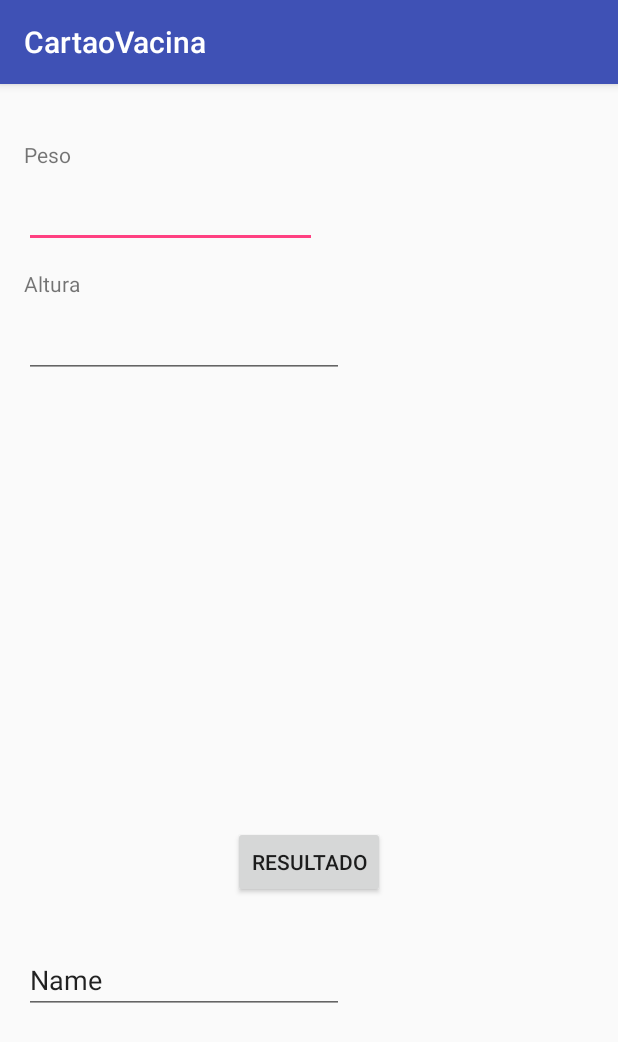
After one commit to brunobpinheiro/CartaoVacina, an Android app: the ImcActivity screen opened directly, with no data from a screen before it, on a phone screen of 412 x 824 dp. The commit adds this screen. Shown: the top 1042 px of the screen. Run offline under Robolectric (Android 15) with nearby library versions, the phone set to English and light mode, and no system bars.

Commit message:
atualização resolver problema na classe banco

```diff
--- a/app/src/main/AndroidManifest.xml
+++ b/app/src/main/AndroidManifest.xml
@@ -39,6 +39,8 @@
                 <category android:name="android.intent.category.LAUNCHER" />
             </intent-filter>
         </activity>
+        <activity android:name=".ListaVacinaActivity" />
+        <activity android:name=".ImcActivity"></activity>
     </application>
 
 </manifest>
--- /dev/null
+++ b/app/src/main/java/com/neri/alexa/cartaovacina/Hospital.java
@@ -0,0 +1,8 @@
+package com.neri.alexa.cartaovacina;
+
+/**
+ * Created by alexa on 19/09/2017.
+ */
+
+public class Hospital {
+}
--- /dev/null
+++ b/app/src/main/java/com/neri/alexa/cartaovacina/ImcActivity.java
@@ -0,0 +1,41 @@
+package com.neri.alexa.cartaovacina;
+
+import android.content.Intent;
+import android.support.v7.app.AppCompatActivity;
+import android.os.Bundle;
+import android.view.View;
+import android.view.View.OnClickListener;
+import android.widget.Button;
+import android.widget.EditText;
+
+public class ImcActivity extends AppCompatActivity {
+
+    private Button btnResultado ;
+    private EditText editPeso;
+    private EditText editAltura;
+    private EditText editResultado;
+
+
+    @Override
+    protected void onCreate(Bundle savedInstanceState) {
+        super.onCreate(savedInstanceState);
+        setContentView(R.layout.activity_imc);
+
+        btnResultado =  (Button) findViewById(R.id.buttonResultado);
+        editPeso =  (EditText) findViewById(R.id.editTextPeso);
+        editAltura =  (EditText)findViewById(R.id.editTextAlrura);
+        editResultado =  (EditText) findViewById(R.id.editTextResultado) ;
+
+        btnResultado.setOnClickListener(new View.OnClickListener() {
+            @Override
+            public void onClick(View v) {
+
+                double peso = Double.parseDouble(editPeso.getText().toString());
+                double altura  = Double.parseDouble(editAltura.getText().toString());
+
+                double resultado =  peso / (altura*altura);
+                editResultado.setText(String.valueOf(resultado));
+            }
+        });
+    }
+}
--- /dev/null
+++ b/app/src/main/java/com/neri/alexa/cartaovacina/ListaVacinaActivity.java
@@ -0,0 +1,13 @@
+package com.neri.alexa.cartaovacina;
+
+import android.support.v7.app.AppCompatActivity;
+import android.os.Bundle;
+
+public class ListaVacinaActivity extends AppCompatActivity {
+
+    @Override
+    protected void onCreate(Bundle savedInstanceState) {
+        super.onCreate(savedInstanceState);
+        setContentView(R.layout.activity_lista_vacina);
+    }
+}
--- a/app/src/main/java/com/neri/alexa/cartaovacina/MainActivity.java
+++ b/app/src/main/java/com/neri/alexa/cartaovacina/MainActivity.java
@@ -15,11 +15,20 @@ public class MainActivity extends AppCompatActivity {
 
 
         Button btnTelaCadastro =  (Button) findViewById(R.id.buttonCadastro);
+        Button btnTelaImc = (Button) findViewById(R.id.buttonImc);
 
         btnTelaCadastro.setOnClickListener(new View.OnClickListener() {
             @Override
             public void onClick(View v) {
-                Intent intent = new Intent(MainActivity.this,CadastroActivity.class);
+                Intent intent = new Intent(MainActivity.this,CadastroActivity.class );
+                startActivity(intent);
+            }
+        });
+
+        btnTelaImc.setOnClickListener(new View.OnClickListener() {
+            @Override
+            public void onClick(View v) {
+                Intent intent = new Intent(MainActivity.this,ImcActivity.class);
                 startActivity(intent);
             }
         });
--- /dev/null
+++ b/app/src/main/java/com/neri/alexa/cartaovacina/Vacina.java
@@ -0,0 +1,8 @@
+package com.neri.alexa.cartaovacina;
+
+/**
+ * Created by alexa on 19/09/2017.
+ */
+
+public class Vacina {
+}
--- /dev/null
+++ b/app/src/main/res/layout/activity_imc.xml
@@ -0,0 +1,93 @@
+<?xml version="1.0" encoding="utf-8"?>
+<android.support.constraint.ConstraintLayout xmlns:android="http://schemas.android.com/apk/res/android"
+    xmlns:app="http://schemas.android.com/apk/res-auto"
+    xmlns:tools="http://schemas.android.com/tools"
+    android:layout_width="match_parent"
+    android:layout_height="match_parent"
+    tools:context="com.neri.alexa.cartaovacina.ImcActivity">
+
+    <EditText
+        android:id="@+id/editTextPeso"
+        android:layout_width="0dp"
+        android:layout_height="41dp"
+        android:ems="10"
+        android:inputType="number"
+        tools:layout_constraintTop_creator="1"
+        tools:layout_constraintRight_creator="1"
+        android:layout_marginStart="16dp"
+        android:layout_marginEnd="18dp"
+        app:layout_constraintRight_toRightOf="@+id/editTextAlrura"
+        android:layout_marginTop="68dp"
+        tools:layout_constraintLeft_creator="1"
+        app:layout_constraintLeft_toLeftOf="parent"
+        app:layout_constraintTop_toTopOf="parent" />
+
+    <TextView
+        android:id="@+id/textView2"
+        android:layout_width="123dp"
+        android:layout_height="31dp"
+        android:text="Peso"
+        tools:layout_constraintTop_creator="1"
+        tools:layout_constraintBottom_creator="1"
+        app:layout_constraintBottom_toBottomOf="@+id/editTextPeso"
+        android:layout_marginTop="37dp"
+        tools:layout_constraintLeft_creator="1"
+        android:layout_marginBottom="41dp"
+        app:layout_constraintLeft_toLeftOf="@+id/editTextPeso"
+        app:layout_constraintTop_toTopOf="parent" />
+
+    <TextView
+        android:id="@+id/textView3"
+        android:layout_width="84dp"
+        android:layout_height="28dp"
+        android:text="Altura"
+        tools:layout_constraintTop_creator="1"
+        tools:layout_constraintBottom_creator="1"
+        android:layout_marginStart="16dp"
+        app:layout_constraintBottom_toBottomOf="@+id/editTextAlrura"
+        android:layout_marginTop="54dp"
+        tools:layout_constraintLeft_creator="1"
+        android:layout_marginBottom="43dp"
+        app:layout_constraintLeft_toLeftOf="parent"
+        app:layout_constraintTop_toTopOf="@+id/editTextPeso" />
+
+    <Button
+        android:id="@+id/buttonResultado"
+        android:layout_width="wrap_content"
+        android:layout_height="wrap_content"
+        android:text="Resultado"
+        tools:layout_constraintRight_creator="1"
+        tools:layout_constraintBottom_creator="1"
+        app:layout_constraintBottom_toTopOf="@+id/editTextResultado"
+        app:layout_constraintRight_toRightOf="parent"
+        tools:layout_constraintLeft_creator="1"
+        android:layout_marginBottom="32dp"
+        app:layout_constraintLeft_toLeftOf="parent" />
+
+    <EditText
+        android:id="@+id/editTextResultado"
+        android:layout_width="wrap_content"
+        android:layout_height="wrap_content"
+        android:ems="10"
+        android:inputType="textPersonName"
+        android:text="Name"
+        tools:layout_constraintBottom_creator="1"
+        android:layout_marginStart="16dp"
+        app:layout_constraintBottom_toBottomOf="parent"
+        tools:layout_constraintLeft_creator="1"
+        android:layout_marginBottom="148dp"
+        app:layout_constraintLeft_toLeftOf="parent" />
+
+    <EditText
+        android:id="@+id/editTextAlrura"
+        android:layout_width="wrap_content"
+        android:layout_height="wrap_content"
+        android:ems="10"
+        android:inputType="numberDecimal"
+        tools:layout_constraintTop_creator="1"
+        android:layout_marginTop="41dp"
+        app:layout_constraintTop_toBottomOf="@+id/editTextPeso"
+        tools:layout_constraintLeft_creator="1"
+        app:layout_constraintLeft_toLeftOf="@+id/textView3" />
+
+</android.support.constraint.ConstraintLayout>
--- /dev/null
+++ b/app/src/main/res/layout/activity_lista_vacina.xml
@@ -0,0 +1,9 @@
+<?xml version="1.0" encoding="utf-8"?>
+<android.support.constraint.ConstraintLayout xmlns:android="http://schemas.android.com/apk/res/android"
+    xmlns:app="http://schemas.android.com/apk/res-auto"
+    xmlns:tools="http://schemas.android.com/tools"
+    android:layout_width="match_parent"
+    android:layout_height="match_parent"
+    tools:context="com.neri.alexa.cartaovacina.ListaVacinaActivity">
+
+</android.support.constraint.ConstraintLayout>
```
